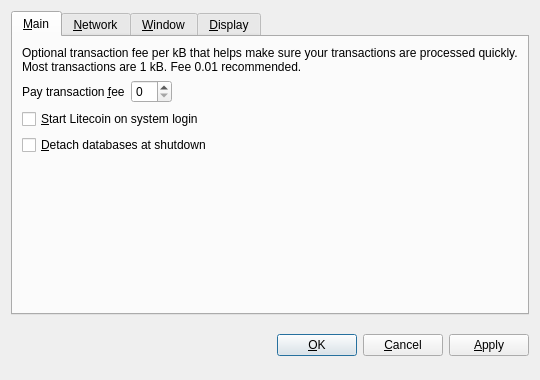
The window that src/qt/forms/optionsdialog.ui (maxantonio/rambocoin) describes before a commit, drawn with Qt 5.
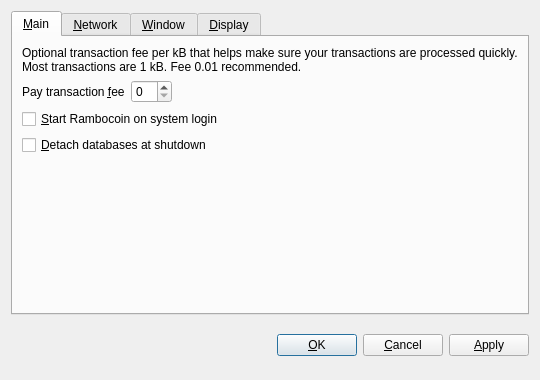
The same window after the commit. The open tabs and pages were chosen to show the change. Custom widgets are drawn as their Qt base class.

What changed in the file:
```diff
--- a/src/qt/forms/optionsdialog.ui
+++ b/src/qt/forms/optionsdialog.ui
@@ -82,7 +82,7 @@
           <string>Automatically start Litecoin after logging in to the system.</string>
          </property>
          <property name="text">
-          <string>&amp;Start Litecoin on system login</string>
+          <string>&amp;Start Rambocoin on system login</string>
          </property>
         </widget>
        </item>
```
Left out of the diff: 10 changed lines with no effect on the pictures.
